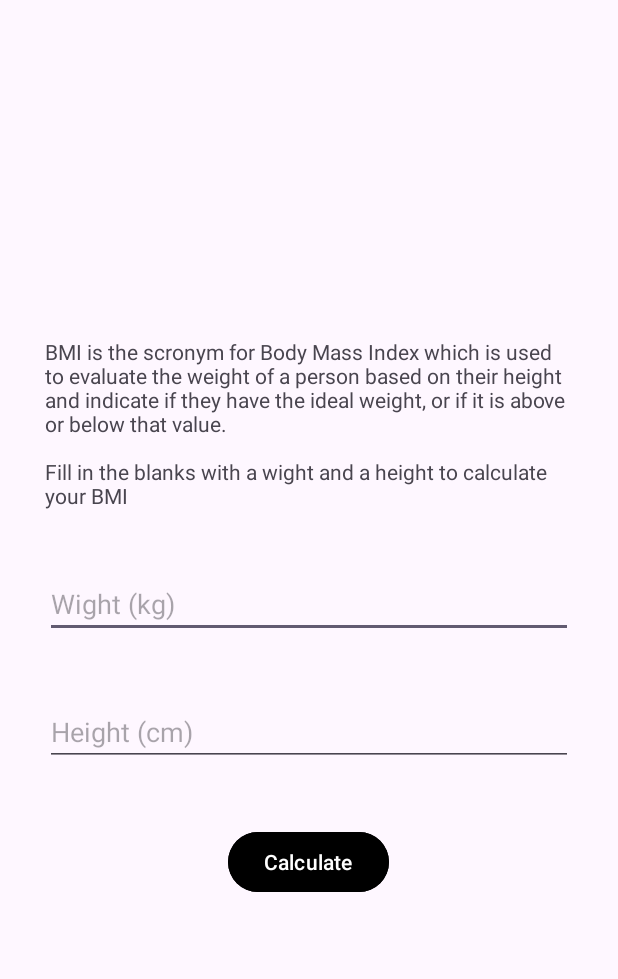
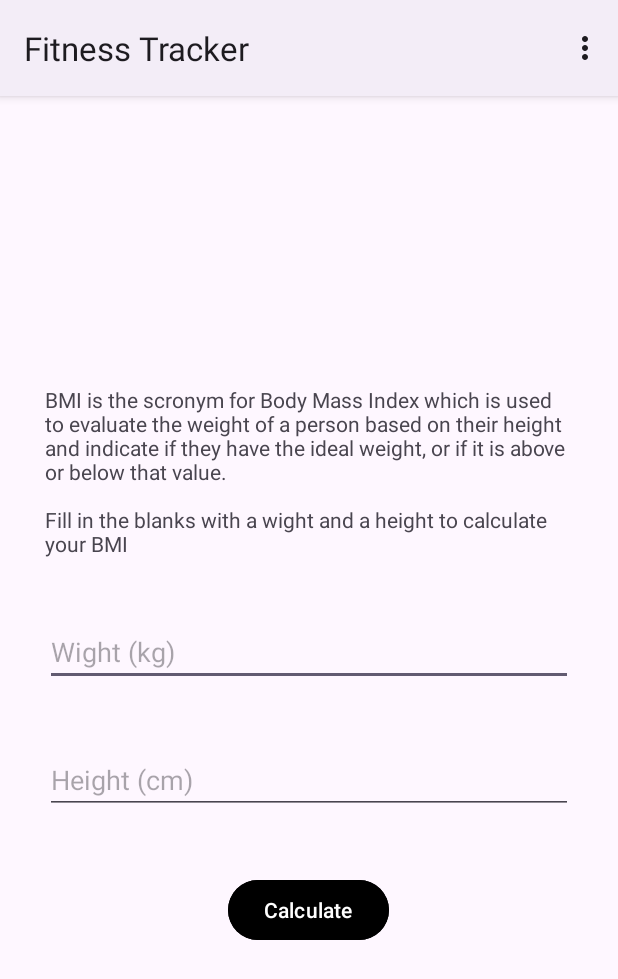
Before and after one commit to RaulReisS/Fitness-Tracker, an Android app: the BmiActivity screen opened directly, with no data from a screen before it, on a phone screen of 412 x 824 dp. Shown: the top 979 px of the screen. Run offline under Robolectric (Android 15) with nearby library versions, the phone set to English and light mode, and no system bars.

Commit message:
Inclusão de ActionBar no tema do aplicativo e criação de um item de menu que permite navegar diretamente para o tela de lista de registros

```diff
--- a/app/src/main/java/br/com/raulreis/fitnesstracker/BmiActivity.kt
+++ b/app/src/main/java/br/com/raulreis/fitnesstracker/BmiActivity.kt
@@ -4,6 +4,8 @@
 import android.content.Intent
 import androidx.appcompat.app.AppCompatActivity
 import android.os.Bundle
+import android.view.Menu
+import android.view.MenuItem
 import android.view.inputmethod.InputMethodManager
 import android.widget.Button
 import android.widget.EditText
@@ -49,9 +51,7 @@
                         dao.insert(Calc(type = "bmi", res = result))
 
                         runOnUiThread {
-                            val intent = Intent(this@BmiActivity, ListCalcActivity::class.java)
-                            intent.putExtra("type", "bmi")
-                            startActivity(intent)
+                            openListActivity()
                         }
                     }.start()
                 }
@@ -64,6 +64,25 @@
 
         }
     }
+
+    override fun onCreateOptionsMenu(menu: Menu?): Boolean {
+        menuInflater.inflate(R.menu.menu, menu)
+        return true
+    }
+
+    override fun onOptionsItemSelected(item: MenuItem): Boolean {
+        if (item.itemId == R.id.menuSearch) {
+            openListActivity()
+        }
+        return super.onOptionsItemSelected(item)
+    }
+
+    private fun openListActivity() {
+        val intent = Intent(this@BmiActivity, ListCalcActivity::class.java)
+        intent.putExtra("type", "bmi")
+        startActivity(intent)
+    }
+
     @StringRes
     private fun bmiResponse(bmi: Double) : Int {
         return when {
--- /dev/null
+++ b/app/src/main/res/drawable/baseline_search_24.xml
@@ -0,0 +1,5 @@
+<vector android:height="24dp" android:tint="#21B123"
+    android:viewportHeight="24" android:viewportWidth="24"
+    android:width="24dp" xmlns:android="http://schemas.android.com/apk/res/android">
+    <path android:fillColor="@android:color/white" android:pathData="M15.5,14h-0.79l-0.28,-0.27C15.41,12.59 16,11.11 16,9.5 16,5.91 13.09,3 9.5,3S3,5.91 3,9.5 5.91,16 9.5,16c1.61,0 3.09,-0.59 4.23,-1.57l0.27,0.28v0.79l5,4.99L20.49,19l-4.99,-5zM9.5,14C7.01,14 5,11.99 5,9.5S7.01,5 9.5,5 14,7.01 14,9.5 11.99,14 9.5,14z"/>
+</vector>
--- /dev/null
+++ b/app/src/main/res/menu/menu.xml
@@ -0,0 +1,11 @@
+<?xml version="1.0" encoding="utf-8"?>
+<menu xmlns:android="http://schemas.android.com/apk/res/android"
+    xmlns:app="http://schemas.android.com/apk/res-auto">
+
+    <item
+        android:icon="@drawable/baseline_search_24"
+        android:id="@+id/menuSearch"
+        android:title="@string/search"
+        />
+
+</menu>
--- a/app/src/main/res/values-night/themes.xml
+++ b/app/src/main/res/values-night/themes.xml
@@ -1,6 +1,6 @@
 <resources xmlns:tools="http://schemas.android.com/tools">
     <!-- Base application theme. -->
-    <style name="Base.Theme.FitnessTracker" parent="Theme.Material3.DayNight.NoActionBar">
+    <style name="Base.Theme.FitnessTracker" parent="Theme.Material3.DayNight">
         <!-- Customize your dark theme here. -->
         <!-- <item name="colorPrimary">@color/my_dark_primary</item> -->
     </style>
--- a/app/src/main/res/values/themes.xml
+++ b/app/src/main/res/values/themes.xml
@@ -1,6 +1,6 @@
 <resources xmlns:tools="http://schemas.android.com/tools">
     <!-- Base application theme. -->
-    <style name="Base.Theme.FitnessTracker" parent="Theme.Material3.DayNight.NoActionBar">
+    <style name="Base.Theme.FitnessTracker" parent="Theme.Material3.DayNight">
         <!-- Customize your light theme here. -->
         <!-- <item name="colorPrimary">@color/my_light_primary</item> -->
     </style>
```
